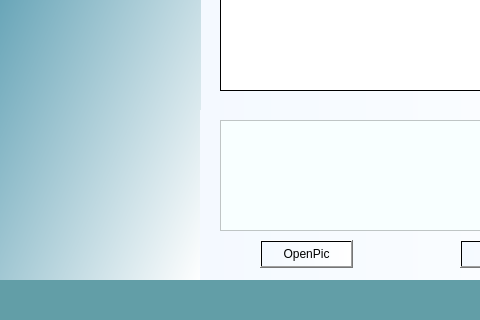
Old version of the form Server/server.ui in the repository mrwanjun/First; both pictures show x 0 to 480 and y 330 to 650 of the 900 by 650 pixel window.
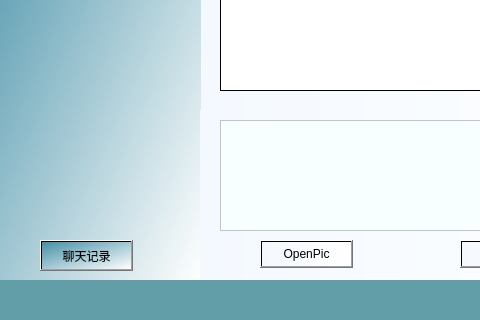
New version of the form.

Commit message: 12.20 完善聊天记录功能

Diff of the .ui file:
```diff
--- a/Server/server.ui
+++ b/Server/server.ui
@@ -138,6 +138,19 @@
    <property name="styleSheet">
     <string notr="true">background-color: qlineargradient(spread:reflect, x1:0, y1:0, x2:1, y2:1, stop:0 rgba(69, 144, 167, 255), stop:1 rgba(255, 255, 255, 255));</string>
    </property>
+   <widget class="QPushButton" name="pushButtonConmentShow">
+    <property name="geometry">
+     <rect>
+      <x>40</x>
+      <y>420</y>
+      <width>93</width>
+      <height>31</height>
+     </rect>
+    </property>
+    <property name="text">
+     <string>聊天记录</string>
+    </property>
+   </widget>
   </widget>
   <widget class="QWidget" name="widget_3" native="true">
    <property name="geometry">
```
The commit also changes 11 other files.
